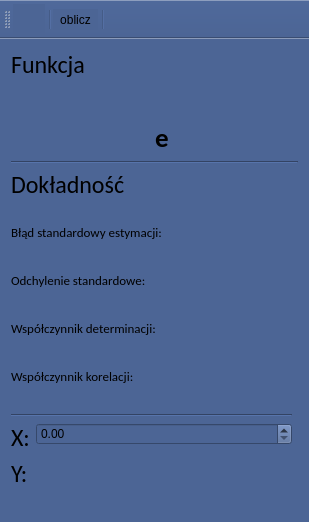
First picture: the form in AproxymationExtrapolation/mainwindow.ui, repository Berlisia/MetodyNumeryczne, before the edit.
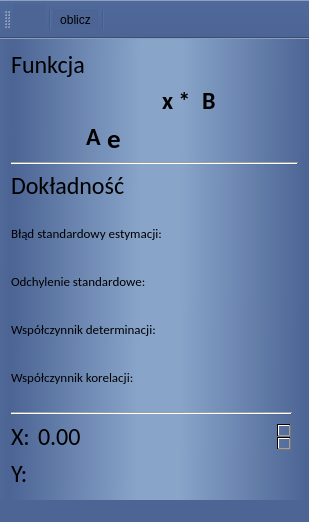
Second picture: the form after the edit. Icons and pictures are not drawn.

```diff
--- a/AproxymationExtrapolation/mainwindow.ui
+++ b/AproxymationExtrapolation/mainwindow.ui
@@ -16,28 +16,18 @@
   <property name="windowTitle">
    <string>Aproksymacja</string>
   </property>
+  <property name="windowIcon">
+   <iconset resource="resources.qrc">
+    <normaloff>:/pictures/1495918086_line-chart_2.png</normaloff>:/pictures/1495918086_line-chart_2.png</iconset>
+  </property>
   <property name="styleSheet">
-   <string notr="true">background-color:rgb(76, 101, 149)</string>
+   <string notr="true">background-color: rgb(76, 101, 149, 255)</string>
   </property>
   <widget class="QWidget" name="centralWidget">
    <property name="styleSheet">
-    <string notr="true">color:rgb(0, 0, 0)</string>
+    <string notr="true">background-color: qlineargradient(spread:reflect, x1:0.518, y1:0.455, x2:1, y2:0.46, stop:0.139423 rgba(136, 164, 201, 255), stop:0.985577 rgba(76, 101, 149, 255))</string>
    </property>
    <layout class="QGridLayout" name="gridLayout">
-    <item row="10" column="0">
-     <widget class="Line" name="line">
-      <property name="orientation">
-       <enum>Qt::Horizontal</enum>
-      </property>
-     </widget>
-    </item>
-    <item row="5" column="0" colspan="2">
-     <widget class="Line" name="line_2">
-      <property name="orientation">
-       <enum>Qt::Horizontal</enum>
-      </property>
-     </widget>
-    </item>
     <item row="9" column="0">
      <layout class="QFormLayout" name="formLayout">
       <property name="sizeConstraint">
@@ -51,6 +41,9 @@
           <pointsize>10</pointsize>
          </font>
         </property>
+        <property name="styleSheet">
+         <string notr="true">background-color:qlineargradient(spread:pad, x1:1, y1:1, x2:0, y2:0, stop:1 rgba(20, 26, 60, 0))</string>
+        </property>
         <property name="text">
          <string>Błąd standardowy estymacji:</string>
         </property>
@@ -64,6 +57,9 @@
           <pointsize>10</pointsize>
          </font>
         </property>
+        <property name="styleSheet">
+         <string notr="true">background-color:qlineargradient(spread:pad, x1:1, y1:1, x2:0, y2:0, stop:1 rgba(20, 26, 60, 0))</string>
+        </property>
         <property name="text">
          <string>Odchylenie standardowe:</string>
         </property>
@@ -77,6 +73,9 @@
           <pointsize>10</pointsize>
          </font>
         </property>
+        <property name="styleSheet">
+         <string notr="true">background-color:qlineargradient(spread:pad, x1:1, y1:1, x2:0, y2:0, stop:1 rgba(20, 26, 60, 0))</string>
+        </property>
         <property name="text">
          <string>Współczynnik determinacji:</string>
         </property>
@@ -90,6 +89,9 @@
           <pointsize>10</pointsize>
          </font>
         </property>
+        <property name="styleSheet">
+         <string notr="true">background-color:qlineargradient(spread:pad, x1:1, y1:1, x2:0, y2:0, stop:1 rgba(20, 26, 60, 0))</string>
+        </property>
         <property name="text">
          <string>Współczynnik korelacji:</string>
         </property>
@@ -117,6 +119,9 @@
           <bold>true</bold>
          </font>
         </property>
+        <property name="styleSheet">
+         <string notr="true">background-color:qlineargradient(spread:pad, x1:1, y1:1, x2:0, y2:0, stop:1 rgba(20, 26, 60, 0))</string>
+        </property>
         <property name="frameShape">
          <enum>QFrame::NoFrame</enum>
         </property>
@@ -141,6 +146,9 @@
           <bold>true</bold>
          </font>
         </property>
+        <property name="styleSheet">
+         <string notr="true">background-color:qlineargradient(spread:pad, x1:1, y1:1, x2:0, y2:0, stop:1 rgba(20, 26, 60, 0))</string>
+        </property>
         <property name="frameShape">
          <enum>QFrame::NoFrame</enum>
         </property>
@@ -162,6 +170,9 @@
           <bold>true</bold>
          </font>
         </property>
+        <property name="styleSheet">
+         <string notr="true">background-color:qlineargradient(spread:pad, x1:1, y1:1, x2:0, y2:0, stop:1 rgba(20, 26, 60, 0))</string>
+        </property>
         <property name="frameShape">
          <enum>QFrame::NoFrame</enum>
         </property>
@@ -183,6 +194,9 @@
           <bold>true</bold>
          </font>
         </property>
+        <property name="styleSheet">
+         <string notr="true">background-color:qlineargradient(spread:pad, x1:1, y1:1, x2:0, y2:0, stop:1 rgba(20, 26, 60, 0))</string>
+        </property>
         <property name="frameShape">
          <enum>QFrame::NoFrame</enum>
         </property>
@@ -198,6 +212,9 @@
         <pointsize>18</pointsize>
        </font>
       </property>
+      <property name="styleSheet">
+       <string notr="true">background-color:qlineargradient(spread:pad, x1:1, y1:1, x2:0, y2:0, stop:1 rgba(20, 26, 60, 0))</string>
+      </property>
       <property name="text">
        <string>Funkcja</string>
       </property>
@@ -211,59 +228,27 @@
         <pointsize>18</pointsize>
        </font>
       </property>
+      <property name="styleSheet">
+       <string notr="true">background-color:qlineargradient(spread:pad, x1:1, y1:1, x2:0, y2:0, stop:1 rgba(20, 26, 60, 0))</string>
+      </property>
       <property name="text">
        <string>Dokładność</string>
       </property>
      </widget>
     </item>
-    <item row="2" column="0" rowspan="2">
-     <layout class="QGridLayout" name="gridLayout_2">
-      <item row="1" column="0" alignment="Qt::AlignRight">
-       <widget class="QLabel" name="factorA">
-        <property name="font">
-         <font>
-          <family>Calibri</family>
-          <pointsize>18</pointsize>
-          <weight>75</weight>
-          <bold>true</bold>
-         </font>
-        </property>
-        <property name="text">
-         <string/>
-        </property>
-       </widget>
-      </item>
-      <item row="1" column="1">
-       <widget class="QLabel" name="label_7">
-        <property name="font">
-         <font>
-          <family>Calibri</family>
-          <pointsize>20</pointsize>
-          <weight>75</weight>
-          <bold>true</bold>
-         </font>
-        </property>
-        <property name="text">
-         <string>e</string>
-        </property>
-       </widget>
-      </item>
-      <item row="0" column="1" alignment="Qt::AlignHCenter">
-       <widget class="QLabel" name="factorB">
-        <property name="font">
-         <font>
-          <family>Calibri</family>
-          <pointsize>18</pointsize>
-          <weight>75</weight>
-          <bold>true</bold>
-         </font>
-        </property>
-        <property name="text">
-         <string/>
-        </property>
-       </widget>
-      </item>
-     </layout>
+    <item row="10" column="0">
+     <widget class="Line" name="line">
+      <property name="orientation">
+       <enum>Qt::Horizontal</enum>
+      </property>
+     </widget>
+    </item>
+    <item row="5" column="0" colspan="2">
+     <widget class="Line" name="line_2">
+      <property name="orientation">
+       <enum>Qt::Horizontal</enum>
+      </property>
+     </widget>
     </item>
     <item row="11" column="0" rowspan="2">
      <layout class="QFormLayout" name="formLayout_2">
@@ -275,6 +260,9 @@
           <pointsize>18</pointsize>
          </font>
         </property>
+        <property name="styleSheet">
+         <string notr="true">background-color:qlineargradient(spread:pad, x1:1, y1:1, x2:0, y2:0, stop:1 rgba(20, 26, 60, 0))</string>
+        </property>
         <property name="text">
          <string>Y:</string>
         </property>
@@ -288,6 +276,9 @@
           <pointsize>18</pointsize>
          </font>
         </property>
+        <property name="styleSheet">
+         <string notr="true">background-color:qlineargradient(spread:pad, x1:1, y1:1, x2:0, y2:0, stop:1 rgba(20, 26, 60, 0))</string>
+        </property>
         <property name="text">
          <string>X:</string>
         </property>
@@ -295,12 +286,22 @@
       </item>
       <item row="1" column="1">
        <widget class="QDoubleSpinBox" name="valueGet">
+        <property name="font">
+         <font>
+          <family>Calibri</family>
+          <pointsize>18</pointsize>
+         </font>
+        </property>
         <property name="layoutDirection">
          <enum>Qt::LeftToRight</enum>
         </property>
         <property name="autoFillBackground">
          <bool>false</bool>
         </property>
+        <property name="styleSheet">
+         <string notr="true">border-radius: 10px;
+background-color:qlineargradient(spread:pad, x1:1, y1:1, x2:0, y2:0, stop:1 rgba(20, 26, 60, 0))</string>
+        </property>
        </widget>
       </item>
       <item row="2" column="1">
@@ -311,6 +312,9 @@
           <pointsize>18</pointsize>
          </font>
         </property>
+        <property name="styleSheet">
+         <string notr="true">background-color:qlineargradient(spread:pad, x1:1, y1:1, x2:0, y2:0, stop:1 rgba(20, 26, 60, 0))</string>
+        </property>
         <property name="text">
          <string/>
         </property>
@@ -318,6 +322,82 @@
       </item>
      </layout>
     </item>
+    <item row="2" column="0" rowspan="2">
+     <layout class="QGridLayout" name="gridLayout_2">
+      <item row="2" column="0" alignment="Qt::AlignRight|Qt::AlignTop">
+       <widget class="QLabel" name="factorA">
+        <property name="font">
+         <font>
+          <family>Calibri</family>
+          <pointsize>18</pointsize>
+          <weight>75</weight>
+          <bold>true</bold>
+         </font>
+        </property>
+        <property name="styleSheet">
+         <string notr="true">background-color:qlineargradient(spread:pad, x1:1, y1:1, x2:0, y2:0, stop:1 rgba(20, 26, 60, 0))</string>
+        </property>
+        <property name="text">
+         <string>A</string>
+        </property>
+       </widget>
+      </item>
+      <item row="0" column="1" alignment="Qt::AlignRight|Qt::AlignBottom">
+       <widget class="QLabel" name="label_10">
+        <property name="font">
+         <font>
+          <family>Calibri</family>
+          <pointsize>18</pointsize>
+          <weight>75</weight>
+          <bold>true</bold>
+         </font>
+        </property>
+        <property name="styleSheet">
+         <string notr="true">background-color:qlineargradient(spread:pad, x1:1, y1:1, x2:0, y2:0, stop:1 rgba(20, 26, 60, 0))</string>
+        </property>
+        <property name="text">
+         <string>x * </string>
+        </property>
+       </widget>
+      </item>
+      <item row="0" column="2" alignment="Qt::AlignBottom">
+       <widget class="QLabel" name="factorB">
+        <property name="font">
+         <font>
+          <family>Calibri</family>
+          <pointsize>18</pointsize>
+          <weight>75</weight>
+          <bold>true</bold>
+         </font>
+        </property>
+        <property name="styleSheet">
+         <string notr="true">background-color:qlineargradient(spread:pad, x1:1, y1:1, x2:0, y2:0, stop:1 rgba(20, 26, 60, 0))</string>
+        </property>
+        <property name="text">
+         <string>B</string>
+        </property>
+       </widget>
+      </item>
+      <item row="2" column="1" colspan="2">
+       <widget class="QLabel" name="label_7">
+        <property name="font">
+         <font>
+          <family>Calibri</family>
+          <pointsize>20</pointsize>
+          <weight>75</weight>
+          <bold>true</bold>
+         </font>
+        </property>
+        <property name="styleSheet">
+         <string notr="true">background-color:qlineargradient(spread:pad, x1:1, y1:1, x2:0, y2:0, stop:1 rgba(20, 26, 60, 0))</string>
+        </property>
+        <property name="text">
+         <string>e</string>
+        </property>
+       </widget>
+      </item>
+     </layout>
+    </item>
    </layout>
   </widget>
   <widget class="QMenuBar" name="menuBar">
```
